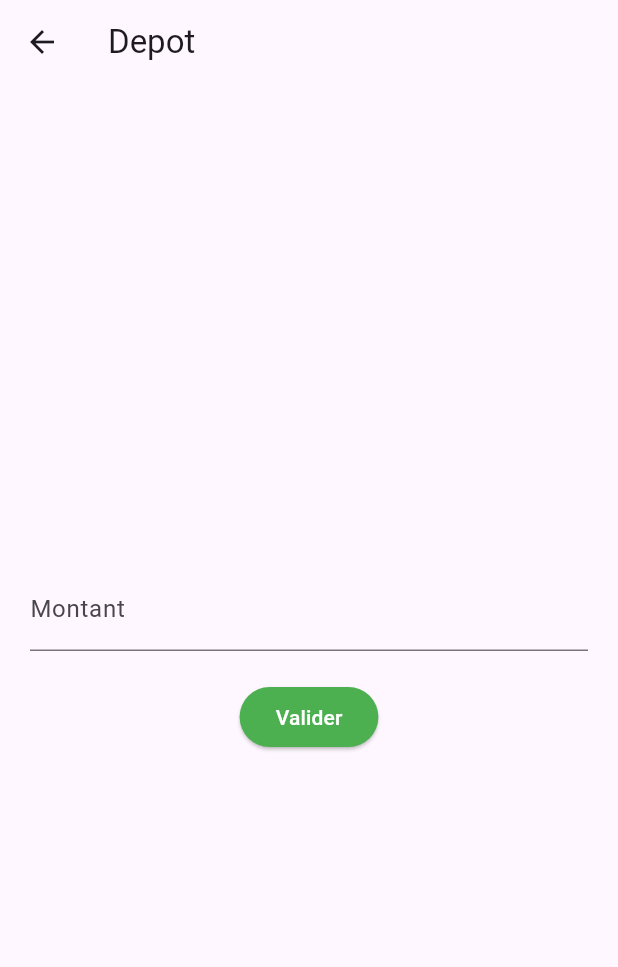
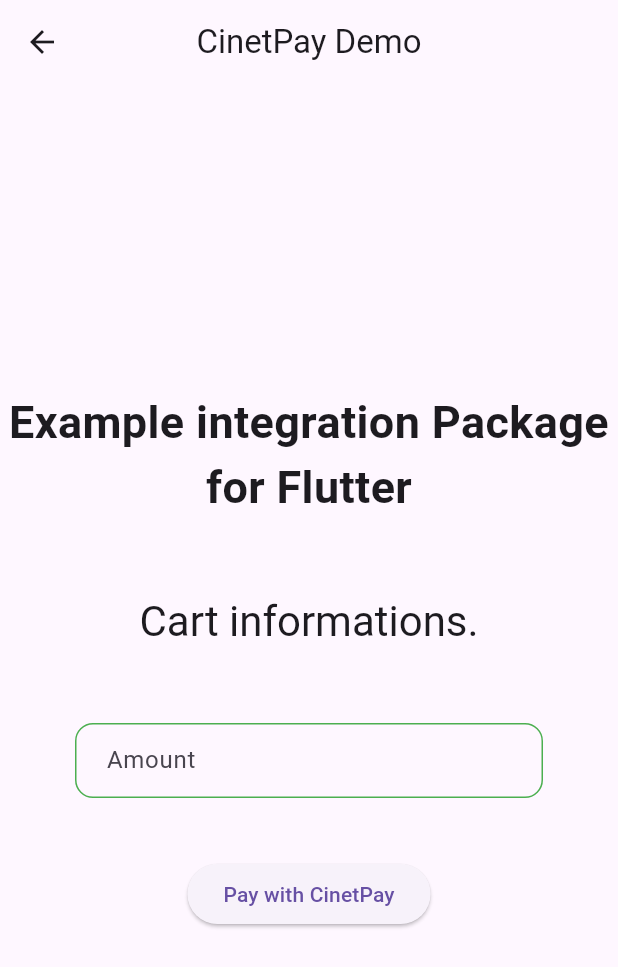
Before and after one commit to bienvenuFanagnon/konami, a Flutter app: the HomeWallet screen opened directly, after a tap on "Dépôt", on a phone screen of 412 x 824 dp. Shown: the top 967 px of the screen. Run offline on Flutter 3.47's test engine with Material 3 defaults, Android fonts, the phone set to English and light mode, and no system bars; our stand-ins replace awesome_dialog, badges, cached_network_image, carousel_slider, cloud_firestore, contained_tab_bar_view and 13 more; missing offline and left inert: cinetpay, flutter_email_sender, flutter_ticket, flutter_timer_countdown, pulp_flash; accounts and stored records are empty.

Commit message:
update v12

```diff
--- a/lib/main.dart
+++ b/lib/main.dart
@@ -6,6 +6,7 @@
 import 'package:firebase_auth/firebase_auth.dart';
 import 'package:firebase_core/firebase_core.dart';
 import 'package:flutter/material.dart';
+import 'package:get/get.dart';
 import 'package:konami_bet/pages/admin/home.dart';
 import 'package:konami_bet/pages/auth/phone.dart';
 import 'package:konami_bet/pages/auth/registration.dart';
@@ -93,7 +94,7 @@
   Widget build(BuildContext context) {
 
 
-    return MaterialApp(
+    return GetMaterialApp(
       debugShowCheckedModeBanner: false,
       title: 'konami',
       theme: ThemeData(
--- a/lib/models/soccers_models.dart
+++ b/lib/models/soccers_models.dart
@@ -98,6 +98,8 @@
   late bool? is_blocked=false;
   late bool? is_partenaire=false;
   late String? phoneNumber="";
+  late String? pay_phone="";
+  late String? pay_prefix_phone="";
   late String? demande_partenaire="";
   late int? nombre_retrait=0;
   late int? nombre_depot=0;
@@ -116,6 +118,8 @@
     this.pseudo = "",
     this.nom = "",
     this.photo = "",
+    this.pay_phone = "",
+    this.pay_prefix_phone = "",
     this.carte_identite = "",
     this.demande_partenaire = "",
     this.numero_carte_identite = "",
--- a/lib/pages/auth/phone.dart
+++ b/lib/pages/auth/phone.dart
@@ -180,7 +180,7 @@
                       height: 45,
                       child: ElevatedButton(
                           style: ElevatedButton.styleFrom(
-                              primary: Colors.green.shade600,
+                              backgroundColor: Colors.green.shade600,
                               shape: RoundedRectangleBorder(
                                   borderRadius: BorderRadius.circular(10))),
                           onPressed:_isLoading ? null : () async {
--- a/lib/pages/auth/verify.dart
+++ b/lib/pages/auth/verify.dart
@@ -265,7 +265,7 @@
                       width: 400,
                       child: ElevatedButton(
                         style: ElevatedButton.styleFrom(
-                          primary: Colors.green,
+                            backgroundColor: Colors.green,
                             padding: const EdgeInsets.symmetric(vertical: 15)),
                         onPressed: smsCode.length < 6 || loading
                             ? null
--- a/lib/pages/details/pari_details.dart
+++ b/lib/pages/details/pari_details.dart
@@ -140,7 +140,7 @@
                     ],
                   ),
                   style: ElevatedButton.styleFrom(
-                    primary: Colors.green,
+                    backgroundColor: Colors.green,
                     shape: RoundedRectangleBorder(
                       borderRadius: BorderRadius.circular(10),
                     ),
--- a/lib/pages/emailAuth/creer.dart
+++ b/lib/pages/emailAuth/creer.dart
@@ -94,8 +94,8 @@
                   onPressed: _submitForm,
                   child: Text('Register'),
                   style: ElevatedButton.styleFrom(
-                    primary: Colors.green,
-                    onPrimary: Colors.white,
+                    backgroundColor: Colors.green,
+                   // onPrimary: Colors.white,
                   ),
                 ),
               ],
--- a/lib/pages/intoPage.dart
+++ b/lib/pages/intoPage.dart
@@ -68,7 +68,7 @@
                               // Votre action
                             },
                             style: ElevatedButton.styleFrom(
-                              primary: Colors.indigo.shade700,
+                              backgroundColor: Colors.indigo.shade700,
                             ),
                             child: Container(
                               alignment: Alignment.center,
@@ -86,7 +86,7 @@
                               // Votre action
                             },
                             style: ElevatedButton.styleFrom(
-                              primary: Colors.indigo.shade700,
+                              backgroundColor: Colors.indigo.shade700,
                             ),
                             child: Container(
                               alignment: Alignment.center,
--- /dev/null
+++ b/lib/pages/paiement/cinepay/paiementCinetpay.dart
@@ -0,0 +1,172 @@
+import 'dart:async';
+import 'dart:math';
+
+import 'package:cinetpay/cinetpay.dart';
+import 'package:flutter/material.dart';
+import 'package:get/get.dart';
+
+
+
+class CinetPay extends StatefulWidget {
+  const CinetPay({super.key});
+
+  @override
+  _MyAppState createState() => _MyAppState();
+}
+
+class _MyAppState extends State<CinetPay> {
+  TextEditingController amountController = TextEditingController();
+  Map<String, dynamic>? response;
+  Color? color;
+  IconData? icon;
+  String? message;
+  bool show = false;
+  late String site_id="5870078";
+  late String api_key="102325650865f879a7b10492.83921456";
+  late String api_key2="44230249865fce27e6c61c3.62649311";
+
+  @override
+  void initState() {
+    super.initState();
+  }
+
+  @override
+  void dispose() {
+    super.dispose();
+  }
+
+  @override
+  Widget build(BuildContext context) {
+    const String title = 'CinetPay Demo';
+    return  Scaffold(
+          appBar: AppBar(
+            title: const Text(title),
+            centerTitle: true,
+          ),
+          body: SafeArea(
+              child: Center(
+                  child: ListView(
+                    shrinkWrap: true,
+                    children: [
+                      Column(
+                        mainAxisAlignment: MainAxisAlignment.center,
+                        children: [
+                          show ? Icon(icon, color: color, size: 150) : Container(),
+                          show ? Text(message!) : Container(),
+                          show ? const SizedBox(height: 50.0) : Container(),
+                          const Text(
+                            "Example integration Package for Flutter",
+                            style: TextStyle(fontSize: 30, fontWeight: FontWeight.bold),
+                            textAlign: TextAlign.center,
+                          ),
+                          const SizedBox(height: 50.0),
+                          Text(
+                            "Cart informations.",
+                            style: Theme.of(context).textTheme.headline4,
+                          ),
+                          const SizedBox(height: 50.0),
+                          Container(
+                            padding: const EdgeInsets.symmetric(horizontal: 20.0),
+                            margin: const EdgeInsets.symmetric(horizontal: 50.0),
+                            decoration: BoxDecoration(
+                              borderRadius: BorderRadius.circular(12.0),
+                              border: Border.all(color: Colors.green),
+                            ),
+                            child: TextField(
+                              controller: amountController,
+                              decoration: const InputDecoration(
+                                hintText: "Amount",
+                                border: InputBorder.none,
+                              ),
+                              keyboardType: TextInputType.number,
+                            ),
+                          ),
+                          const SizedBox(height: 40.0),
+                          ElevatedButton(
+                            child: const Text("Pay with CinetPay"),
+                            onPressed: () async {
+                              String amount = amountController.text;
+                              if (amount.isEmpty) {
+                                // Mettre une alerte
+                                return;
+                              }
+                              double _amount;
+                              try {
+                                _amount = double.parse(amount);
+
+                                if (_amount < 100) {
+                                  // Mettre une alerte
+                                  return;
+                                }
+
+                                if (_amount > 1500000) {
+                                  // Mettre une alerte
+                                  return;
+                                }
+                              } catch (exception) {
+                                return;
+                              }
+
+                              amountController.clear();
+
+                              final String transactionId = Random()
+                                  .nextInt(100000000)
+                                  .toString(); // Mettre en place un endpoint à contacter côté serveur pour générer des ID unique dans votre BD
+
+                              await Get.to(CinetPayCheckout(
+                                title: 'Payment Checkout',
+                                titleStyle: const TextStyle(
+                                    fontSize: 20, fontWeight: FontWeight.bold),
+                                titleBackgroundColor: Colors.green,
+                                configData: <String, dynamic>{
+                                  'apikey': '${api_key}',
+                                  'site_id': int.parse("${site_id}"),
+                                  'notify_url': 'https://app-new.cinetpay.com/'
+                                },
+                                paymentData: <String, dynamic>{
+                                  'transaction_id': transactionId,
+                                  'amount': _amount,
+                                  'currency': 'XOF',
+                                  'channels': 'ALL',
+                                  'description': 'Payment test',
+                                },
+                                waitResponse: (data) {
+                                  if (mounted) {
+                                    setState(() {
+                                      response = data;
+                                      print(response);
+                                      icon = data['status'] == 'ACCEPTED'
+                                          ? Icons.check_circle
+                                          : Icons.mood_bad_rounded;
+                                      color = data['status'] == 'ACCEPTED'
+                                          ? Colors.green
+                                          : Colors.redAccent;
+                                      show = true;
+                                      Get.back();
+                                    });
+                                  }
+                                },
+                                onError: (data) {
+                                  if (mounted) {
+                                    setState(() {
+                                      response = data;
+                                      message = response!['description'];
+                                      print("cinepay erreur");
+
+                                      print(response);
+                                      icon = Icons.warning_rounded;
+                                      color = Colors.yellowAccent;
+                                      show = true;
+                                      Get.back();
+                                    });
+                                  }
+                                },
+                              ));
+                            },
+                          )
+                        ],
+                      ),
+                    ],
+                  ))));
+  }
+}
--- a/lib/pages/pariencours.dart
+++ b/lib/pages/pariencours.dart
@@ -200,7 +200,7 @@
                     mainAxisAlignment: MainAxisAlignment.spaceBetween,
                     crossAxisAlignment: CrossAxisAlignment.center,
                     children: [
-                      Text('Les paris en cours'),
+                      Text('Autres paris en cours'),
                       /*
                       GestureDetector(
                         onTap: () {
--- a/lib/pages/profil/wallet/homeWallet.dart
+++ b/lib/pages/profil/wallet/homeWallet.dart
@@ -13,6 +13,7 @@
 import '../../../providers/providers.dart';
 import 'package:provider/provider.dart';
 
+import '../../paiement/cinepay/paiementCinetpay.dart';
 import '../validate_page.dart';
 
 class HomeWallet extends StatefulWidget {
@@ -75,7 +76,7 @@
                     ],
                   ),
                   style: ElevatedButton.styleFrom(
-                    primary: Colors.green,
+                    backgroundColor: Colors.green,
                     shape: RoundedRectangleBorder(
                       borderRadius: BorderRadius.circular(10),
                     ),
@@ -129,7 +130,7 @@
                     ],
                   ),
                   style: ElevatedButton.styleFrom(
-                    primary: Colors.green,
+                    backgroundColor: Colors.green,
                     shape: RoundedRectangleBorder(
                       borderRadius: BorderRadius.circular(10),
                     ),
@@ -265,7 +266,13 @@
                       ListTile(
                         leading:     GestureDetector(
                           onTap: () {
-                            Navigator.push(context, MaterialPageRoute(builder: (context) => DepotPage(),));
+                           // Navigator.push(context, MaterialPageRoute(builder: (context) => DepotPage(),));
+                            Navigator.push(context, MaterialPageRoute(builder: (context) => CinetPay(),));
+                          /* serviceProvider.makePayment().then((value) {
+
+                            },);
+
+                           */
 
 
                           },
--- a/lib/pages/profil/wallet/transactabBars/DepotPage.dart
+++ b/lib/pages/profil/wallet/transactabBars/DepotPage.dart
@@ -62,7 +62,7 @@
                   SizedBox(height: 20),
                   ElevatedButton(
                     style: ElevatedButton.styleFrom(
-                      primary: Colors.green,
+                      backgroundColor: Colors.green,
                     ),
                     child:ontap? Container(
                       height: 20,
--- a/lib/pages/profil/wallet/transactabBars/retraitPage.dart
+++ b/lib/pages/profil/wallet/transactabBars/retraitPage.dart
@@ -62,7 +62,7 @@
                   SizedBox(height: 20),
                   ElevatedButton(
                     style: ElevatedButton.styleFrom(
-                      primary: Colors.green,
+                      backgroundColor: Colors.green,
                     ),
                     child:ontap? Container(
                       height: 20,
--- a/lib/pages/store/teamsSelected.dart
+++ b/lib/pages/store/teamsSelected.dart
@@ -97,7 +97,7 @@
                     ],
                   ),
                   style: ElevatedButton.styleFrom(
-                    primary: Colors.green,
+                    backgroundColor: Colors.green,
                     shape: RoundedRectangleBorder(
                       borderRadius: BorderRadius.circular(10),
                     ),
--- a/pubspec.yaml
+++ b/pubspec.yaml
@@ -60,6 +60,8 @@
   skeletonizer: ^1.1.1
   video_player: ^2.8.3
   intl_phone_field: ^3.2.0
+  cinetpay: ^1.0.7
+  get: ^4.6.6
 
 
 
```
Also changed, not shown: lib/providers/providers.dart (+42 -2 lines), pubspec.lock.
